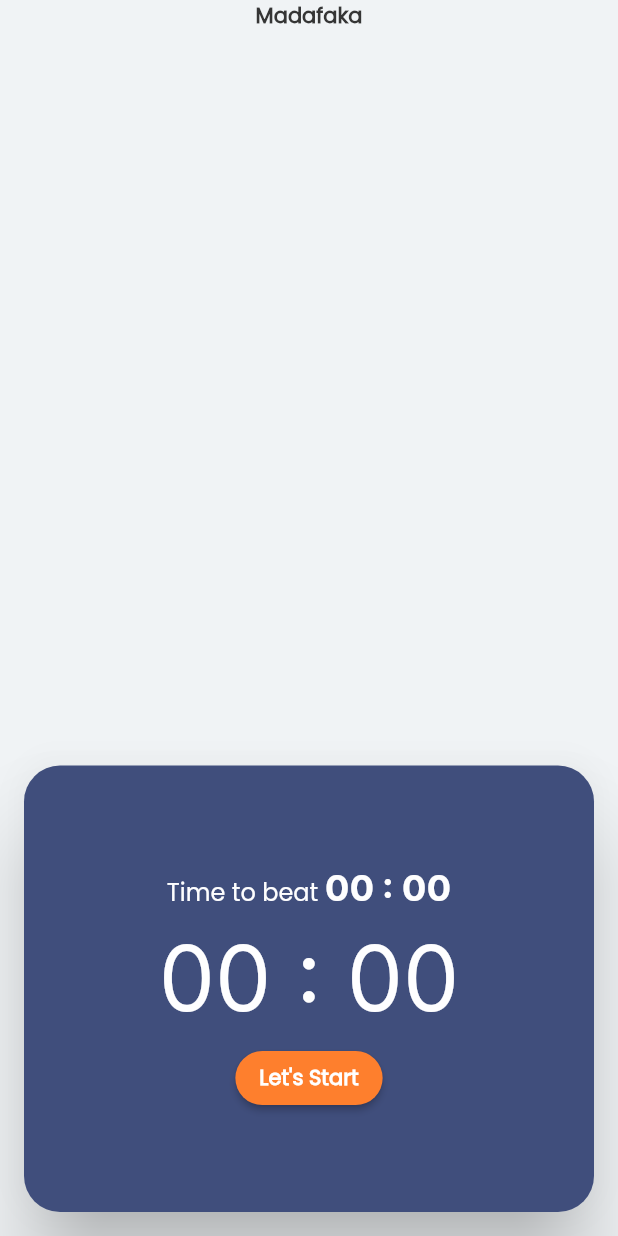
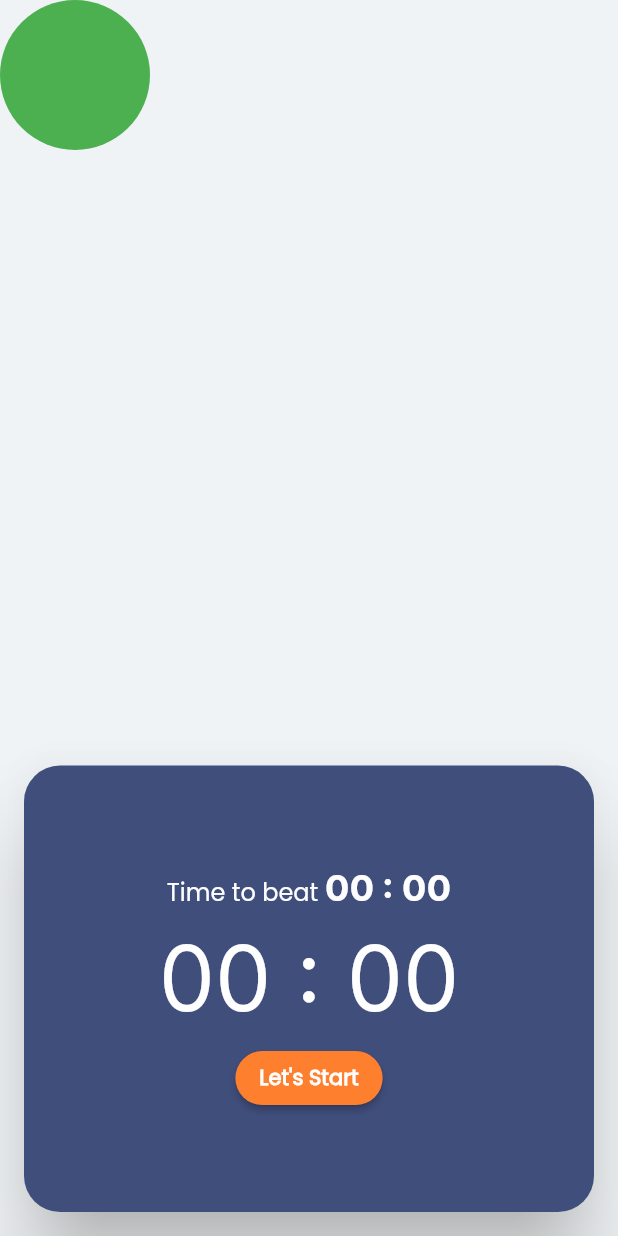
Before and after one commit to sagarkarki92/plank_me, a Flutter app: the TimerScreen screen opened directly, on a phone screen of 412 x 824 dp. Run offline on Flutter 3.47's test engine with Material 2 defaults, Android fonts, the phone set to English and light mode, and no system bars; our stand-ins replace bloc, fl_chart, flutter_bloc, flutter_local_notifications, flutter_native_timezone, font_awesome_flutter and 5 more; accounts and stored records are empty; statements that could not run were skipped.

Commit message:
add side animation to record screen

```diff
--- a/lib/presentation/timer/ui/widgets/ui_section.dart
+++ b/lib/presentation/timer/ui/widgets/ui_section.dart
@@ -8,23 +8,59 @@ class UiSection extends StatelessWidget {
   @override
   Widget build(BuildContext context) {
     return Column(
+      crossAxisAlignment: CrossAxisAlignment.start,
       children: [
-        Text("Madafaka"),
+        const _AnimationWidget(),
       ],
     );
   }
 }
 
-class _Header extends StatelessWidget {
-  const _Header({
-    Key? key,
-  }) : super(key: key);
+class _AnimationWidget extends StatefulWidget {
+  const _AnimationWidget({Key? key}) : super(key: key);
+
+  @override
+  __AnimationWidgetState createState() => __AnimationWidgetState();
+}
+
+class __AnimationWidgetState extends State<_AnimationWidget>
+    with SingleTickerProviderStateMixin {
+  late AnimationController animationController;
+  late Animation<double> animation;
+  @override
+  void initState() {
+    animationController = AnimationController(
+      vsync: this,
+      duration: const Duration(milliseconds: 1000),
+    );
+    animation = Tween(begin: 12.0, end: 100.0).animate(CurvedAnimation(
+      parent: animationController,
+      curve: Curves.elasticInOut,
+    ));
+
+    animationController.forward();
+
+    super.initState();
+  }
+
+  @override
+  void dispose() {
+    animationController.dispose();
+    super.dispose();
+  }
 
   @override
   Widget build(BuildContext context) {
-    return Text(
-      'Hey ${context.read<MyplankCubit>().userName},',
-      style: context.text.headline4!.bold,
+    return AnimatedBuilder(
+      animation: animation,
+      builder: (context, child) => Container(
+        height: 100,
+        width: 100,
+        decoration: BoxDecoration(
+          color: Colors.green,
+          borderRadius: BorderRadius.circular(animation.value),
+        ),
+      ),
     );
   }
 }
--- a/lib/presentation/ui_utils/ui_styles.dart
+++ b/lib/presentation/ui_utils/ui_styles.dart
@@ -2,3 +2,4 @@ export './app_theme.dart';
 export 'colors.dart';
 export 'text_theme.dart';
 export 'ui_extensions.dart';
+export 'custom_animations.dart';
```
Also changed, not shown: lib/presentation/plank_records/ui/widgets/graph_section.dart (+8 -6 lines), lib/presentation/plank_records/ui/widgets/header_section.dart (+5 -2 lines), lib/presentation/ui_utils/custom_animations.dart (added, +50 -0 lines).
